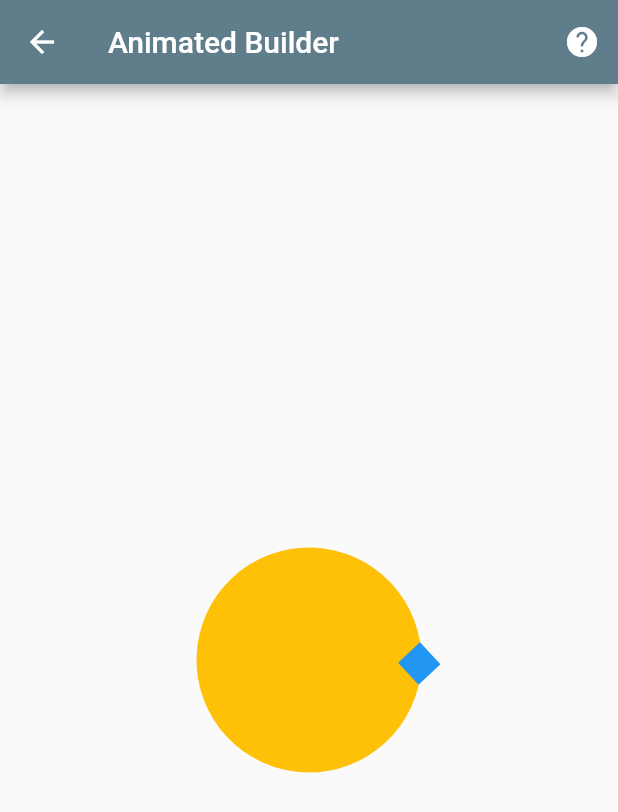
After one commit to nguyenlambuu/flutter100days, a Flutter app: the Day27AnimatedBuilder screen opened directly, on a phone screen of 412 x 824 dp. The commit adds this screen. Shown: the top 812 px of the screen. Run offline on Flutter 3.47's test engine with Material 2 defaults, Android fonts, the light colour scheme and no system bars; our stand-ins replace get, google_fonts.

Commit message:
AnimatedBuilder

```diff
--- a/_100_/lib/routes/routes.dart
+++ b/_100_/lib/routes/routes.dart
@@ -24,6 +24,7 @@ import '../screens/day_023_transform.dart';
 import '../screens/day_024_backdrop_filter.dart';
 import '../screens/day_025_align.dart';
 import '../screens/day_026_positioned.dart';
+import '../screens/day_027_animated_builder.dart';
 
 Map _routes = {
   "SafeArea": Day1SafeArea(),
@@ -52,6 +53,7 @@ Map _routes = {
   "BackdropFilter": Day24BackdropFilter(),
   "Align": Day25Align(),
   "Positioned": Day26Positioned(),
+  "AnimatedBuilder": Day27AnimatedBuilder(),
 };
 
 get routes {
--- /dev/null
+++ b/_100_/lib/screens/day_027_animated_builder.dart
@@ -0,0 +1,74 @@
+import 'dart:math';
+
+import 'package:flutter/material.dart';
+
+import '../components/help_icon_button.dart';
+
+class Day27AnimatedBuilder extends StatefulWidget {
+  @override
+  _Day27AnimatedBuilderState createState() => _Day27AnimatedBuilderState();
+}
+
+class _Day27AnimatedBuilderState extends State<Day27AnimatedBuilder>
+    with TickerProviderStateMixin {
+  late AnimationController _controller;
+  late Animation _rotationAnimation;
+
+  @override
+  void initState() {
+    super.initState();
+
+    _controller =
+        AnimationController(vsync: this, duration: Duration(seconds: 5))
+          ..repeat();
+    _rotationAnimation = Tween(begin: 0.0, end: 2 * pi).animate(_controller);
+  }
+
+  @override
+  void dispose() {
+    _controller.dispose();
+    super.dispose();
+  }
+
+  @override
+  Widget build(BuildContext context) {
+    return Scaffold(
+      appBar: AppBar(
+        title: Text('Animated Builder'),
+        actions: [
+          HelpIconButton(
+              url:
+                  'https://api.flutter.dev/flutter/widgets/AnimatedBuilder-class.html')
+        ],
+      ),
+      body: AnimatedBuilder(
+          animation: _controller,
+          builder: (BuildContext ctx, Widget? child) {
+            print(_rotationAnimation.value);
+            return Transform.rotate(
+              angle: _rotationAnimation.value,
+              child: Center(
+                child: Container(
+                  width: 150,
+                  height: 150,
+                  decoration: BoxDecoration(
+                    color: Colors.amber,
+                    borderRadius: BorderRadius.all(
+                      Radius.circular(150),
+                    ),
+                  ),
+                  child: Align(
+                    alignment: FractionalOffset(0.1, 0.1),
+                    child: Container(
+                      width: 20,
+                      height: 20,
+                      color: Colors.blue,
+                    ),
+                  ),
+                ),
+              ),
+            );
+          }),
+    );
+  }
+}
```
